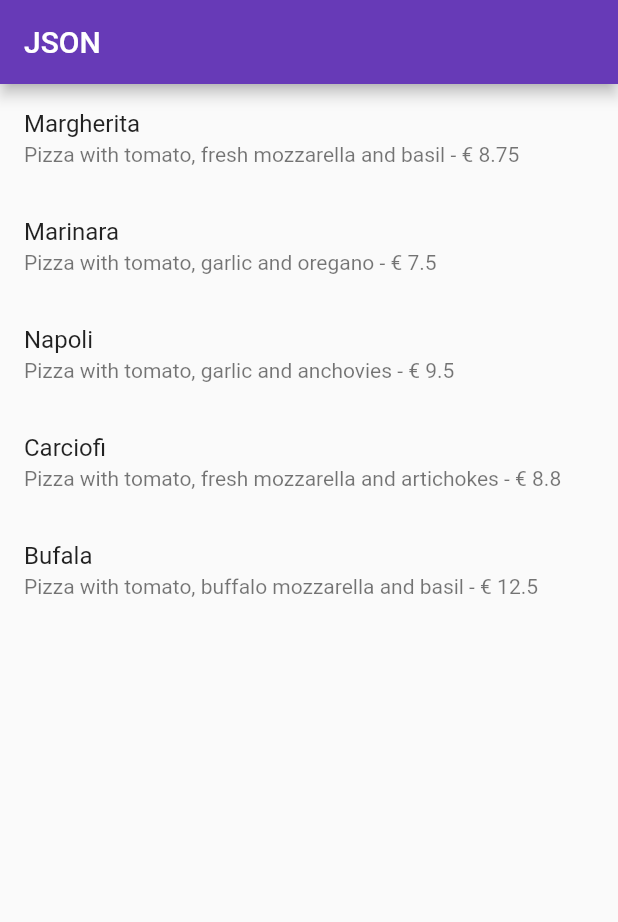
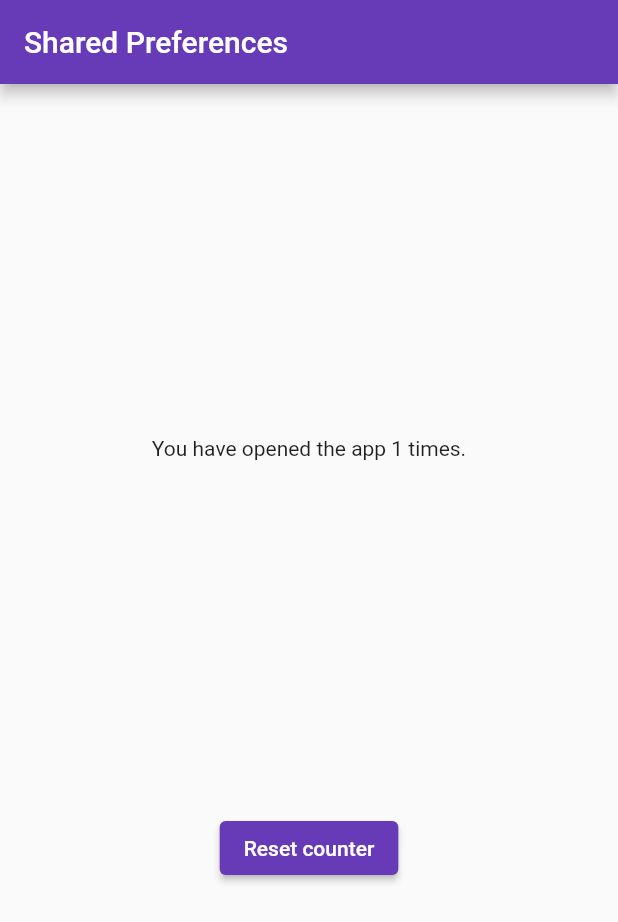
Before and after one commit to RianKenji/tugas4-datapersistence, a Flutter app: the screen it shows after launch, on a phone screen of 412 x 824 dp. Shown: the top 922 px of the screen. Run offline on Flutter 3.47's test engine with Material 2 defaults, Android fonts, the phone set to English and light mode, and no system bars; our stand-ins replace shared_preferences.

Commit message:
Exit Commit

```diff
--- a/lib/main.dart
+++ b/lib/main.dart
@@ -1,4 +1,5 @@
 import 'package:flutter/material.dart';
+import 'package:shared_preferences/shared_preferences.dart';
 import 'dart:convert';
 import './pizza.dart';
 
@@ -25,32 +26,61 @@ class MyHomePage extends StatefulWidget {
   _MyHomePageState createState() => _MyHomePageState();
 }
 
+int appCounter = 1;
+
+
 class _MyHomePageState extends State<MyHomePage> {
   String pizzaString = '';
   @override
   Widget build(BuildContext context) {
     return Scaffold(
-      appBar: AppBar(title: Text('JSON')),
+      appBar: AppBar(title: Text('Shared Preferences')),
       body: Container(
-        child: FutureBuilder(
-            future: readJsonFile(),
-            builder: (BuildContext context, AsyncSnapshot<List<Pizza>>
-            pizzas) {
-              return ListView.builder(
-                  itemCount: (pizzas.data == null) ? 0 :
-                  pizzas.data?.length,
-                  itemBuilder: (BuildContext context, int position) {
-                    return ListTile(
-                        title: Text(pizzas.data![position].pizzaName),
-                        subtitle: Text(pizzas.data![position].description +' - € ' +
-                        pizzas.data![position].price.toString()),
-                    );});}),),
+        child: Center(
+            child: Column(
+              mainAxisAlignment: MainAxisAlignment.spaceEvenly,
+              children: [
+                Text(
+                    'You have opened the app ' + appCounter.toString() +
+                        ' times.'),
+                ElevatedButton(
+                  onPressed: () {
+                    deletePreference();
+                  },
+                  child: Text('Reset counter'),
+                )],)),
+      ),
+
     );}
   @override
   void initState() {
     readJsonFile();
+    readAndWritePreference();
     super.initState();
   }
+
+
+  Future readAndWritePreference() async {
+    SharedPreferences prefs = await SharedPreferences.getInstance();
+    appCounter = prefs.getInt('appCounter')!;
+    if (appCounter == null) {
+      appCounter = 1;
+    } else {
+      appCounter++;
+    }
+    await prefs.setInt('appCounter', appCounter);
+    setState(() {
+      appCounter = appCounter;
+    });
+  }
+
+  Future deletePreference() async {
+    SharedPreferences prefs = await
+    SharedPreferences.getInstance();
+    await prefs.clear();
+    setState(() {
+      appCounter = 0;
+    });}
 
   Future<List<Pizza>> readJsonFile() async {
       String myString = await DefaultAssetBundle.of(context)
--- a/lib/pizza.dart
+++ b/lib/pizza.dart
@@ -1,3 +1,9 @@
+const keyId = 'id';
+const keyName = 'pizzaName';
+const keyDescription = 'description';
+const keyPrice = 'price';
+const keyImage = 'imageUrl';
+
 class Pizza {
   late int id;
   late String pizzaName;
@@ -5,23 +11,44 @@ class Pizza {
   late double price;
   late String imageUrl;
 
+  Pizza();
 
   Pizza.fromJson(Map<String, dynamic> json) {
-    this.id = json['id'];
-    this.pizzaName = json['pizzaName'];
-    this.description = json['description'];
-    this.price = json['price'];
-    this.imageUrl = json['imageUrl'];
+    this.id = ((json[keyId] != null) ? int.tryParse(json['id'].toString()) : 0)!;
+    this.pizzaName = (json[keyName] != null) ? json[keyName].toString() : '';
+    this.description =
+    (json[keyDescription] != null) ? json[keyDescription].toString() : '';
+    this.price = (json[keyPrice] != null &&
+        double.tryParse(json[keyPrice].toString()) != null)
+        ? json[keyPrice]
+        : 0.0;
+    this.imageUrl = (json[keyImage] != null) ? json[keyImage].toString() : '';
+  }
+
+   factory Pizza.fromJsonOrNull(Map<String, dynamic> json) {
+    Pizza pizza = Pizza();
+    pizza.id = ((json[keyId] != null) ? int.tryParse(json[keyId].toString()) : 0)!;
+    pizza.pizzaName = (json[keyName] != null) ? json[keyName].toString() : '';
+    pizza.description =
+    (json[keyDescription] != null) ? json[keyDescription].toString() : '';
+    pizza.price = (json[keyPrice] != null &&
+        double.tryParse(json[keyPrice].toString()) != null)
+        ? json[keyPrice]
+        : 0.0;
+    pizza.imageUrl = (json[keyImage] != null) ? json[keyImage].toString() : '';
+    if (pizza.id == 0 || pizza.pizzaName.trim() == '') {
+      return pizza;
+    }
+    return pizza;
   }
 
   Map<String, dynamic> toJson() {
     return {
-      'id': id,
-      'pizzaName': pizzaName,
-      'description': description,
-      'price': price,
-      'imageUrl': imageUrl,
+      keyId: id,
+      keyName: pizzaName,
+      keyDescription: description,
+      keyPrice: price,
+      keyImage: imageUrl,
     };
   }
-
 }
--- a/pubspec.yaml
+++ b/pubspec.yaml
@@ -30,6 +30,8 @@ environment:
 dependencies:
   flutter:
     sdk: flutter
+  shared_preferences: ^2.2.2
+
 
 
   # The following adds the Cupertino Icons font to your application.
```
Also changed, not shown: pubspec.lock.
